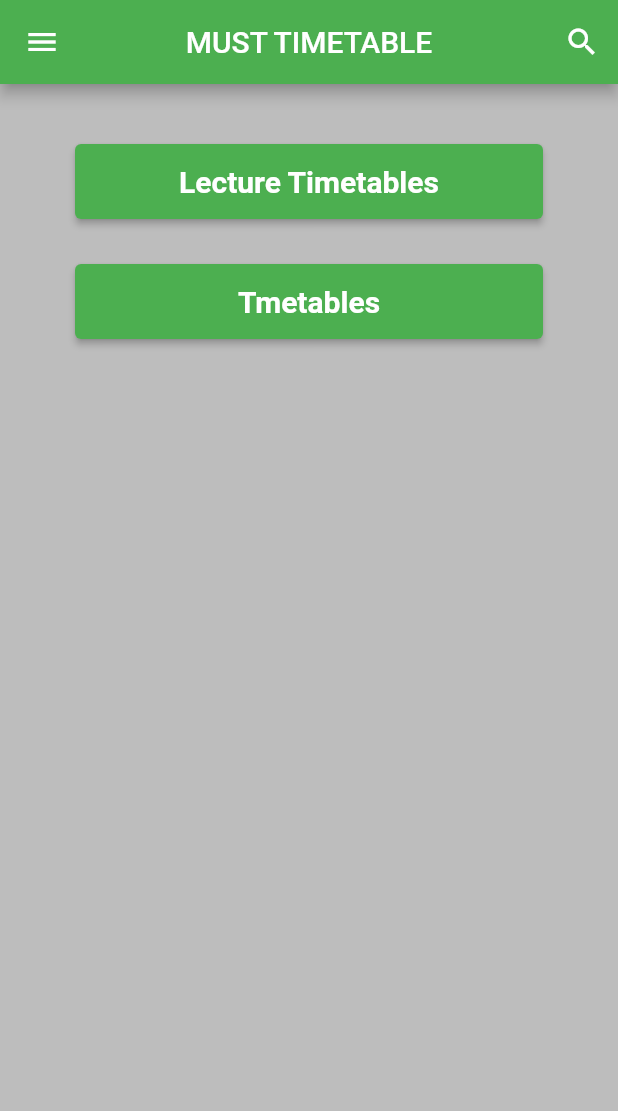
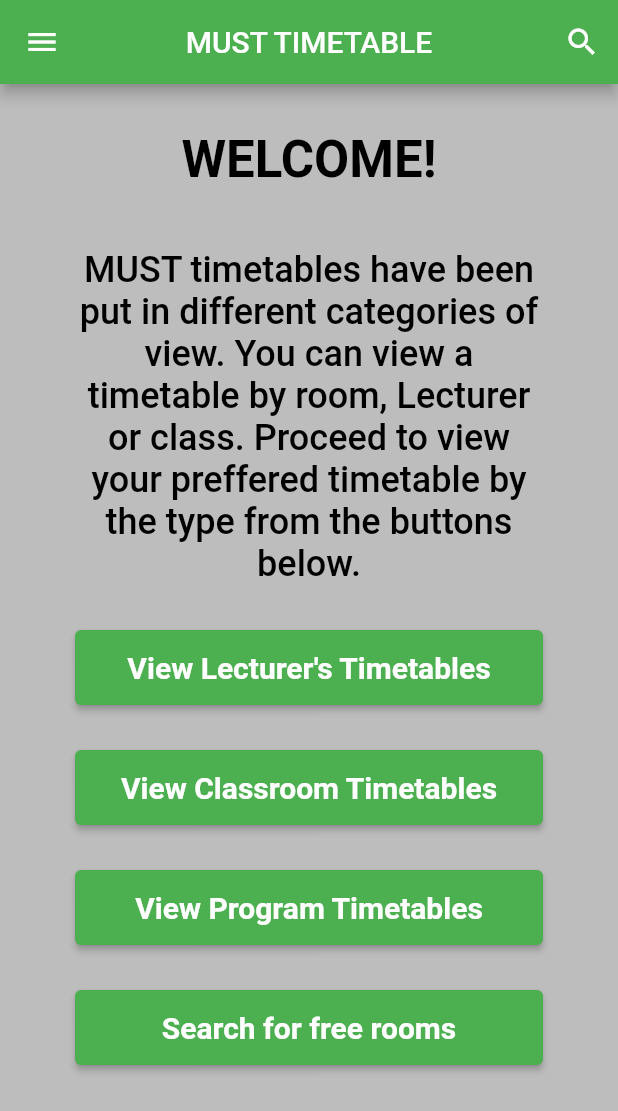
Before and after one commit to shadkasera/must_online, a Flutter app: the screen it shows once a user with an empty profile is signed in, on a phone screen of 412 x 824 dp. Shown: the top 1111 px of the screen. Run offline on Flutter 3.47's test engine with Material 2 defaults, Android fonts, the phone set to English and light mode, and no system bars; our stand-ins replace cloud_firestore, firebase_auth, firebase_core; accounts and stored records are empty.

Commit message:
updated login dart

```diff
--- a/lib/pages/welcome.dart
+++ b/lib/pages/welcome.dart
@@ -34,9 +34,11 @@ class WelcomePageState extends State<WelcomePage> {
           IconButton(
             icon: const Icon(Icons.search),
             onPressed: () {
-              setState(() {
+              setState(
+                () {
                   _isSearching = !_isSearching;
-              });
+                },
+              );
             },
           ),
         ],
@@ -97,10 +99,33 @@ class WelcomePageState extends State<WelcomePage> {
       ),
       body: Padding(
         padding: const EdgeInsets.symmetric(vertical: 10, horizontal: 50),
+        child: SingleChildScrollView(
           child: Column(
             crossAxisAlignment: CrossAxisAlignment.stretch,
             children: [
               _isSearching ? buildSearchBar() : Container(),
+              const SizedBox(height: 20),
+              RichText(
+                text: const TextSpan(
+                  text: 'WELCOME! \n\n',
+                  style: TextStyle(
+                    fontSize: 34,
+                    fontWeight: FontWeight.bold,
+                    color: Colors.black,
+                  ),
+                  children: [
+                    TextSpan(
+                      text:
+                          'MUST timetables have been put in different categories of view. You can view a timetable by room, Lecturer or class. Proceed to view your preffered timetable by the type from the buttons below.',
+                      style: TextStyle(
+                          fontSize: 24,
+                          color: Colors.black,
+                          fontWeight: FontWeight.w500),
+                    ),
+                  ],
+                ),
+                textAlign: TextAlign.center,
+              ),
               const SizedBox(
                 height: 30,
               ),
@@ -108,7 +133,7 @@ class WelcomePageState extends State<WelcomePage> {
                 height: 50,
                 child: ElevatedButton(
                   child: const Text(
-                  'Lecture Timetables',
+                    'View Lecturer\'s Timetables',
                     style: TextStyle(fontSize: 20, fontWeight: FontWeight.bold),
                   ),
                   onPressed: () {
@@ -128,7 +153,7 @@ class WelcomePageState extends State<WelcomePage> {
                 height: 50,
                 child: ElevatedButton(
                   child: const Text(
-                  'Tmetables',
+                    'View Classroom Timetables',
                     style: TextStyle(fontSize: 20, fontWeight: FontWeight.bold),
                   ),
                   onPressed: () {
@@ -141,7 +166,62 @@ class WelcomePageState extends State<WelcomePage> {
                   },
                 ),
               ),
+
+              //another
+
+              const SizedBox(
+                height: 30,
+              ),
+              SizedBox(
+                height: 50,
+                child: ElevatedButton(
+                  child: const Text(
+                    'View Program Timetables',
+                    style: TextStyle(fontSize: 20, fontWeight: FontWeight.bold),
+                  ),
+                  onPressed: () {
+                    Navigator.push(
+                      context,
+                      MaterialPageRoute(
+                        builder: (context) => const HomeScreen2(),
+                      ),
+                    );
+                  },
+                ),
+              ),
+
+              //another
+
+              const SizedBox(
+                height: 30,
+              ),
+              SizedBox(
+                height: 50,
+                child: ElevatedButton(
+                  child: const Text(
+                    'Search for free rooms',
+                    style: TextStyle(fontSize: 20, fontWeight: FontWeight.bold),
+                  ),
+                  onPressed: () {
+                    // Navigator.push(
+                    //   context,
+                    //   MaterialPageRoute(
+                    //     builder: (context) => const HomeScreen2(),
+                    //   ),
+                    // );
+                    setState(
+                      () {
+                        _isSearching = !_isSearching;
+                      },
+                    );
+                  },
+                ),
+              ),
+
+              //another
+              //another
             ],
+          ),
         ),
       ),
     );
@@ -149,7 +229,7 @@ class WelcomePageState extends State<WelcomePage> {
 
   Widget buildSearchBar() {
     return Material(
-      elevation: 4.0,
+      elevation: 1.0,
       child: Container(
         padding: const EdgeInsets.all(10),
         child: Row(
@@ -157,7 +237,7 @@ class WelcomePageState extends State<WelcomePage> {
             Expanded(
               child: TextField(
                 decoration: const InputDecoration(
-                  hintText: 'Search',
+                  hintText: 'Search',hintStyle: TextStyle(fontSize: 20),
                   border: InputBorder.none,
                 ),
                 onSubmitted: (value) {
@@ -170,9 +250,11 @@ class WelcomePageState extends State<WelcomePage> {
             IconButton(
               icon: const Icon(Icons.clear),
               onPressed: () {
-                setState(() {
+                setState(
+                  () {
                     _isSearching = false;
-                });
+                  },
+                );
               },
             ),
           ],
```
Lines whose indentation alone changed are shown as unchanged.
